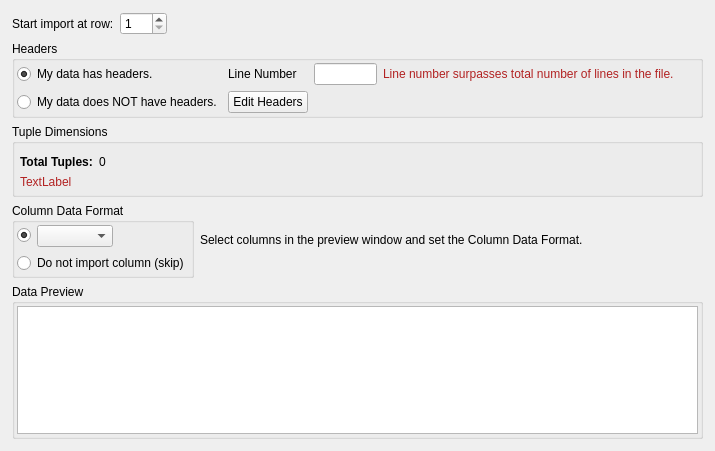
Before: the Qt Designer form Source/Plugins/IO/Widgets/ImportASCIIDataWizard/UI_Files/DataFormatPage.ui in BlueQuartzSoftware/DREAM3D, drawn with Qt 5.
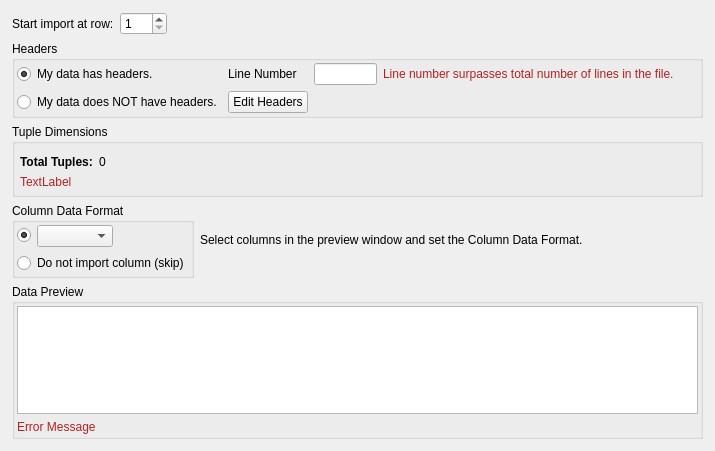
After: the same form once the commit is applied. Custom widgets are drawn as their Qt base class.

Commit message: Working on checking column headers for duplicates and invalid characters (slashes).  DOES NOT COMPILE.

The edit to the form file:
```diff
--- a/Source/Plugins/IO/Widgets/ImportASCIIDataWizard/UI_Files/DataFormatPage.ui
+++ b/Source/Plugins/IO/Widgets/ImportASCIIDataWizard/UI_Files/DataFormatPage.ui
@@ -172,6 +172,19 @@
         </property>
        </widget>
       </item>
+      <item row="1" column="0">
+       <widget class="QLabel" name="arrayErrLabel">
+        <property name="styleSheet">
+         <string notr="true">QLabel { color: FireBrick }</string>
+        </property>
+        <property name="text">
+         <string>Error Message</string>
+        </property>
+        <property name="wordWrap">
+         <bool>false</bool>
+        </property>
+       </widget>
+      </item>
      </layout>
     </widget>
    </item>
```
The commit also changes 1 other file.
